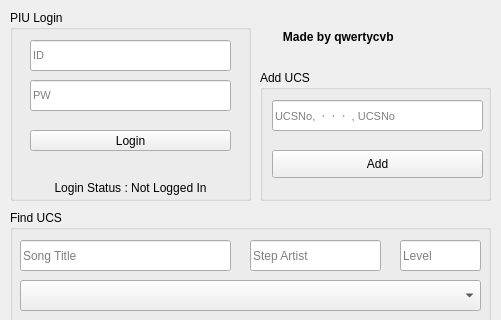
First picture: the form in UCSManager.ui, repository SerenityS/UCSManager, before the edit; both pictures show x 0 to 501 and y 0 to 320 of the 501 by 1002 pixel window.
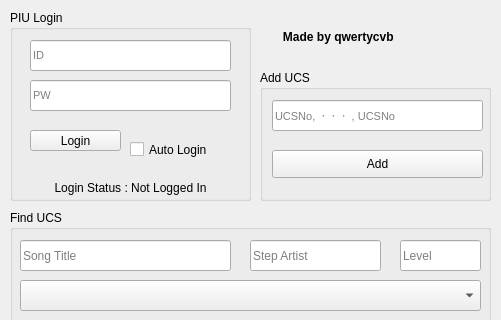
Second picture: the form after the edit.

Commit message: Add Auto Login

```diff
--- a/UCSManager.ui
+++ b/UCSManager.ui
@@ -97,7 +97,7 @@
       <rect>
        <x>20</x>
        <y>120</y>
-       <width>201</width>
+       <width>91</width>
        <height>21</height>
       </rect>
      </property>
@@ -121,6 +121,19 @@
       <set>Qt::AlignCenter</set>
      </property>
     </widget>
+    <widget class="QCheckBox" name="isSaveAccount">
+     <property name="geometry">
+      <rect>
+       <x>120</x>
+       <y>130</y>
+       <width>101</width>
+       <height>19</height>
+      </rect>
+     </property>
+     <property name="text">
+      <string>Auto Login</string>
+     </property>
+    </widget>
     <zorder>idBox</zorder>
     <zorder>loginButton</zorder>
     <zorder>loginStatus</zorder>
```
Left out of the diff: 1 changed line with no effect on the pictures. The commit also changes 2 other files.
